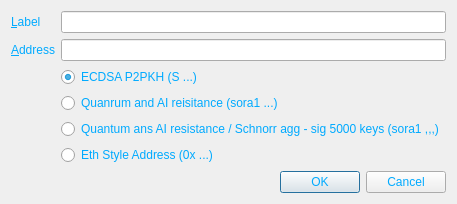
Old version of the form src/qt/forms/editaddressdialog.ui in the repository FromHDDtoSSD/SorachanCoin-qt.
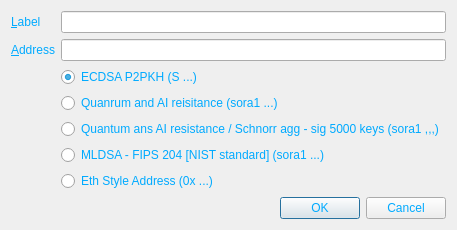
New version of the form. Icons and pictures are not drawn.

What changed in the file:
```diff
--- a/src/qt/forms/editaddressdialog.ui
+++ b/src/qt/forms/editaddressdialog.ui
@@ -7,7 +7,7 @@
     <x>0</x>
     <y>0</y>
     <width>457</width>
-    <height>195</height>
+    <height>221</height>
    </rect>
   </property>
   <property name="windowTitle">
@@ -81,13 +81,20 @@
        </property>
       </widget>
      </item>
-     <item row="6" column="1">
+     <item row="7" column="1">
       <widget class="QRadioButton" name="radioButtonEthStyle">
        <property name="text">
         <string>Eth Style Address (0x ...)</string>
        </property>
       </widget>
      </item>
+     <item row="6" column="1">
+      <widget class="QRadioButton" name="radioButtonQaiML1">
+       <property name="text">
+        <string>MLDSA - FIPS 204 [NIST standard] (sora1 ...)</string>
+       </property>
+      </widget>
+     </item>
     </layout>
    </item>
    <item>
```
